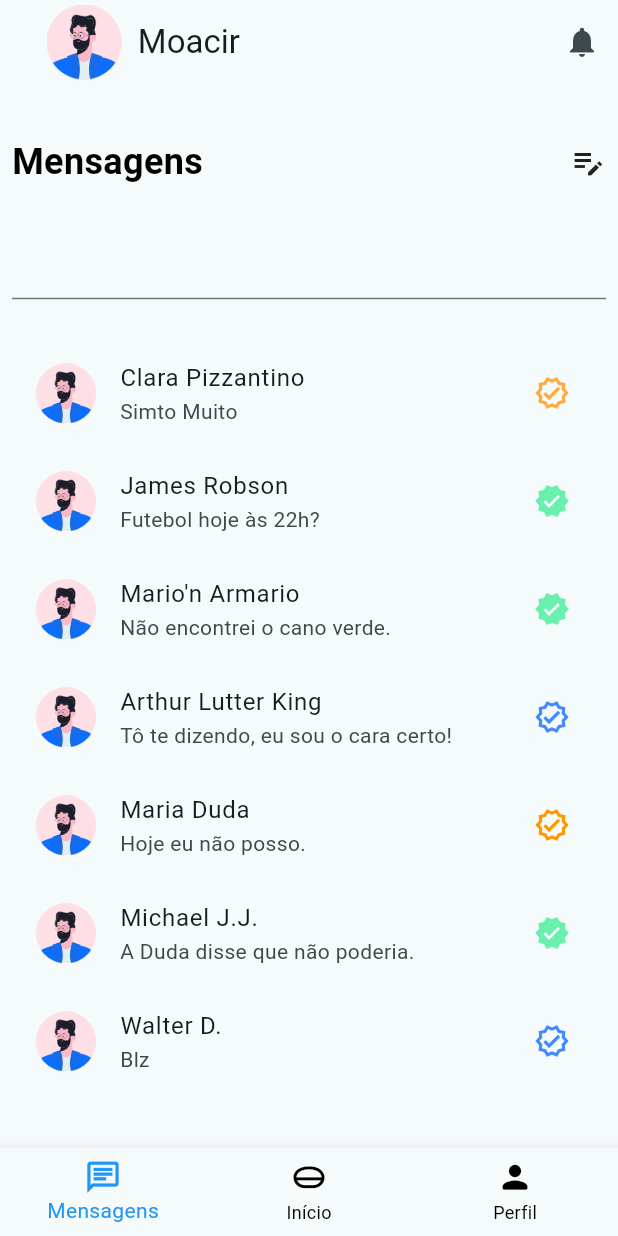
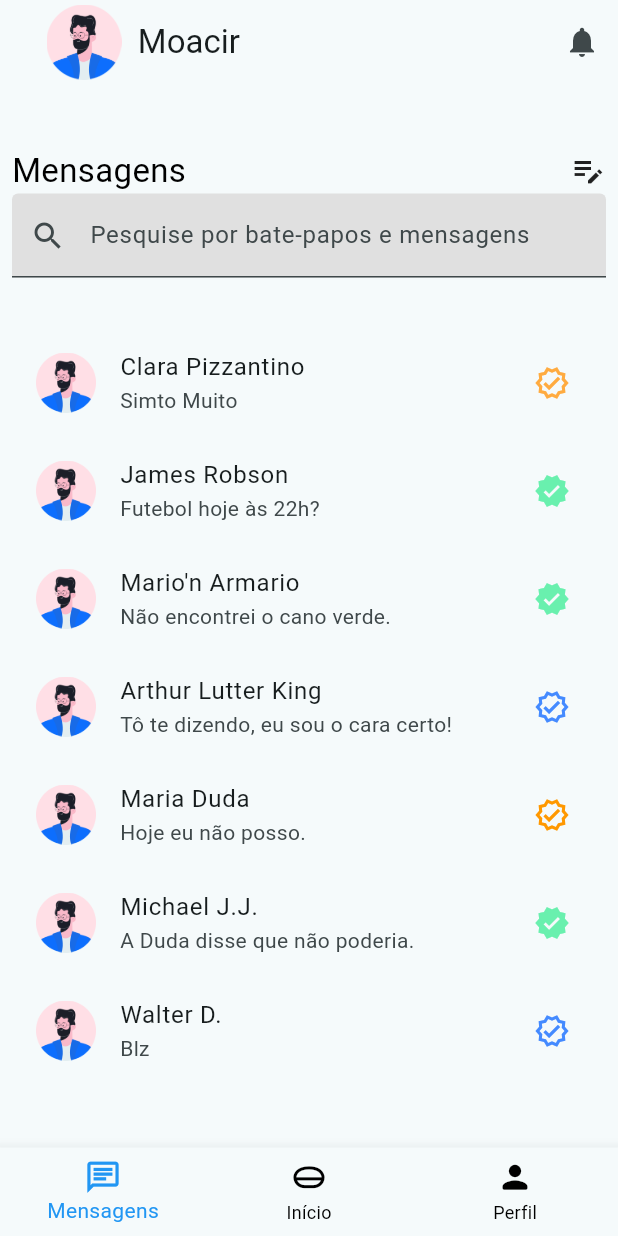
Before and after one commit to Roger-snts/landing_mult_chat, a Flutter app: the screen it shows after launch, on a phone screen of 412 x 824 dp. Run offline on Flutter 3.47's test engine with Material 3 defaults, Android fonts, the phone set to English and light mode, and no system bars; our stand-ins replace google_fonts.

Commit message:
Configurando aparência das mensagens

```diff
--- a/lib/pages/page/partial_pages/mensagem.dart
+++ b/lib/pages/page/partial_pages/mensagem.dart
@@ -11,14 +11,16 @@ class Mensagem extends StatelessWidget {
         child: Column(
           mainAxisAlignment: MainAxisAlignment.spaceEvenly,
           children: [
+             Column(
+              children: [
                 Row(
                   children: [
                     Text(
                       "Mensagens",
                       style: TextStyle(
                           color: Colors.black,
-                      fontSize: 24,
-                      fontWeight: FontWeight.bold),
+                          fontSize: 22,
+                          fontWeight: FontWeight.normal),
                     ),
                     Spacer(),
                     Icon(Icons.edit_note_sharp)
@@ -30,8 +32,13 @@ class Mensagem extends StatelessWidget {
                   expands: false,
                   keyboardType: TextInputType.name,
                   decoration: InputDecoration(
-                prefix: Icon(Icons.search),
+                    label: Text("Pesquise por bate-papos e mensagens"),
+                    prefixIcon: Icon(Icons.search),
+                    filled: true,
+                    fillColor: Colors.grey[300],
                   ),
+                ),
+              ],
             ),
             ListView(
               shrinkWrap: true,
@@ -42,9 +49,9 @@ class Mensagem extends StatelessWidget {
                     height: 40,
                     width: 40,
                   ),
-                  title: Text("Clara Pizzantino"),
-                  subtitle: Text("Simto Muito"),
-                  trailing: Icon(
+                  title: const Text("Clara Pizzantino"),
+                  subtitle: const Text("Simto Muito"),
+                  trailing: const Icon(
                     Icons.verified_outlined,
                     color: Colors.orangeAccent,
                   ),
@@ -55,9 +62,9 @@ class Mensagem extends StatelessWidget {
                     height: 40,
                     width: 40,
                   ),
-                  title: Text("James Robson"),
-                  subtitle: Text("Futebol hoje às 22h?"),
-                  trailing: Icon(
+                  title: const Text("James Robson"),
+                  subtitle: const Text("Futebol hoje às 22h?"),
+                  trailing: const Icon(
                     Icons.verified,
                     color: Colors.greenAccent,
                   ),
@@ -68,9 +75,9 @@ class Mensagem extends StatelessWidget {
                     height: 40,
                     width: 40,
                   ),
-                  title: Text("Mario'n Armario"),
-                  subtitle: Text("Não encontrei o cano verde."),
-                  trailing: Icon(
+                  title: const Text("Mario'n Armario"),
+                  subtitle: const Text("Não encontrei o cano verde."),
+                  trailing: const Icon(
                     Icons.verified,
                     color: Colors.greenAccent,
                   ),
@@ -81,9 +88,9 @@ class Mensagem extends StatelessWidget {
                     height: 40,
                     width: 40,
                   ),
-                  title: Text("Arthur Lutter King"),
-                  subtitle: Text("Tô te dizendo, eu sou o cara certo!"),
-                  trailing: Icon(
+                  title: const Text("Arthur Lutter King"),
+                  subtitle: const Text("Tô te dizendo, eu sou o cara certo!"),
+                  trailing: const Icon(
                     Icons.verified_outlined,
                     color: Colors.blueAccent,
                   ),
@@ -94,9 +101,9 @@ class Mensagem extends StatelessWidget {
                     height: 40,
                     width: 40,
                   ),
-                  title: Text("Maria Duda"),
-                  subtitle: Text("Hoje eu não posso."),
-                  trailing: Icon(
+                  title: const Text("Maria Duda"),
+                  subtitle: const Text("Hoje eu não posso."),
+                  trailing: const Icon(
                     Icons.verified_outlined,
                     color: Colors.orange,
                   ),
@@ -107,9 +114,9 @@ class Mensagem extends StatelessWidget {
                     height: 40,
                     width: 40,
                   ),
-                  title: Text("Michael J.J."),
-                  subtitle: Text("A Duda disse que não poderia."),
-                  trailing: Icon(
+                  title: const Text("Michael J.J."),
+                  subtitle: const Text("A Duda disse que não poderia."),
+                  trailing: const Icon(
                     Icons.verified,
                     color: Colors.greenAccent,
                   ),
@@ -120,9 +127,9 @@ class Mensagem extends StatelessWidget {
                     height: 40,
                     width: 40,
                   ),
-                  title: Text("Walter D."),
-                  subtitle: Text("Blz"),
-                  trailing: Icon(
+                  title: const Text("Walter D."),
+                  subtitle: const Text("Blz"),
+                  trailing: const Icon(
                     Icons.verified_outlined,
                     color: Colors.blueAccent,
                   ),
```
Lines whose indentation alone changed are shown as unchanged.
